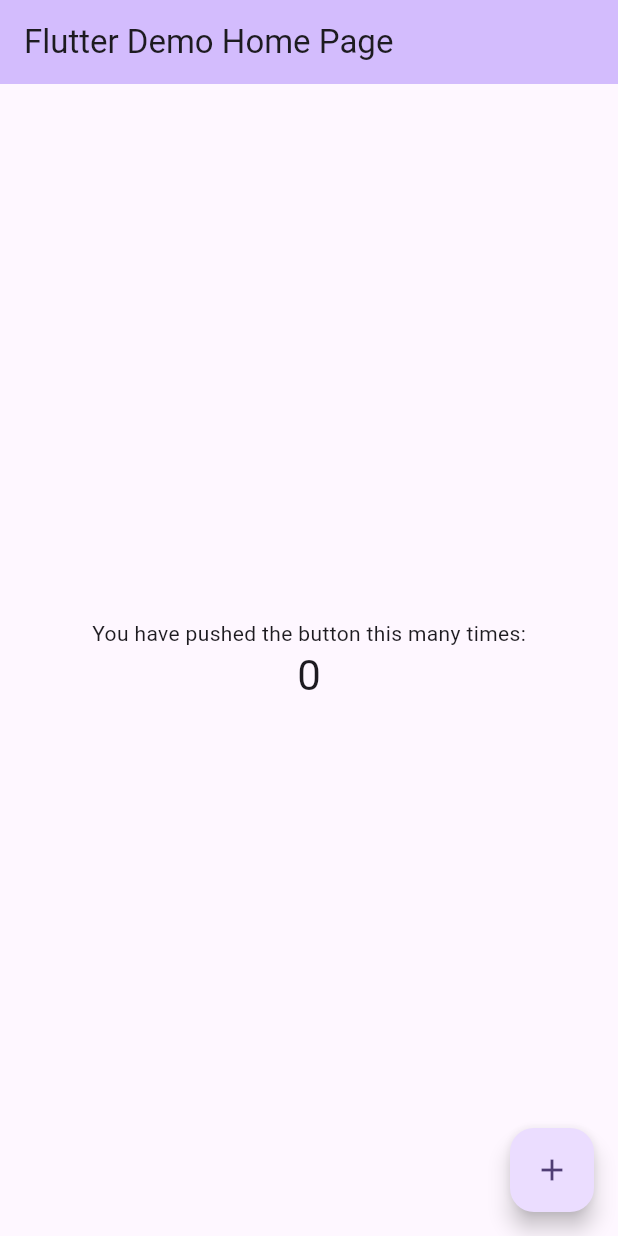
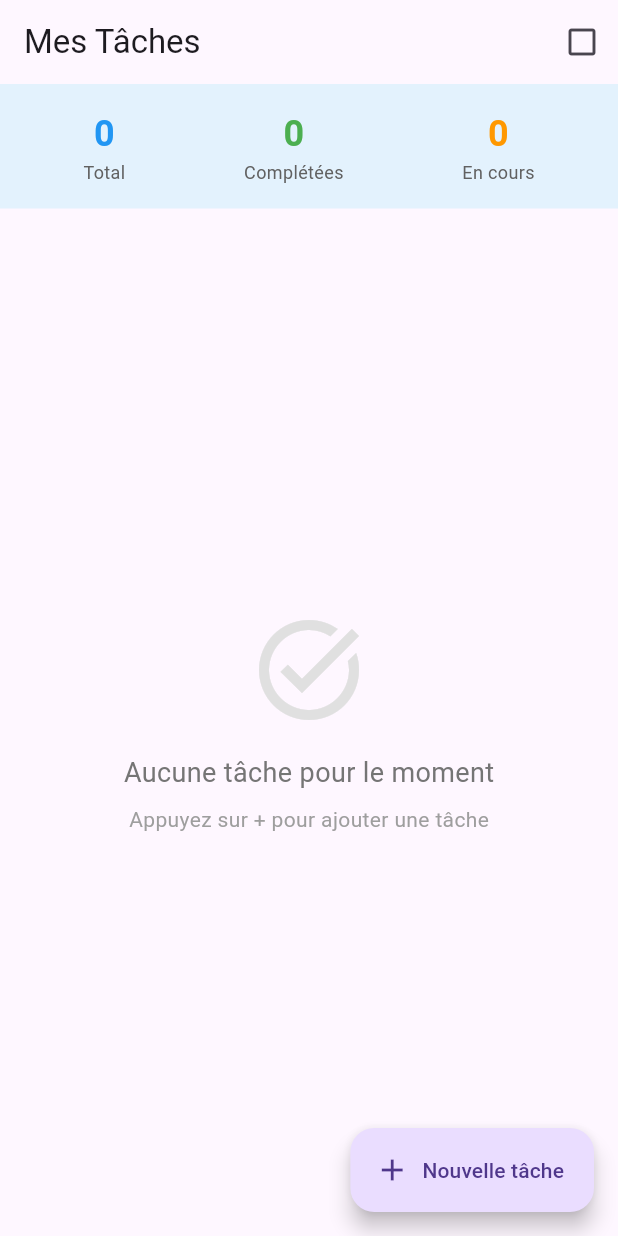
Before and after one commit to karimaboughzal/todo_app, a Flutter app: the screen it shows after launch, on a phone screen of 412 x 824 dp. Run offline on Flutter 3.47's test engine with Material 3 defaults, Android fonts, the phone set to English and light mode, and no system bars; our stand-ins replace shared_preferences.

Commit message:
restructuration du projet

```diff
--- a/lib/main.dart
+++ b/lib/main.dart
@@ -1,122 +1,23 @@
 import 'package:flutter/material.dart';
+import 'screens/todo_list_page.dart';
 
 void main() {
   runApp(const MyApp());
 }
 
 class MyApp extends StatelessWidget {
-  const MyApp({super.key});
+  const MyApp({Key? key}) : super(key: key);
 
-  // This widget is the root of your application.
   @override
   Widget build(BuildContext context) {
     return MaterialApp(
-      title: 'Flutter Demo',
+      title: 'Gestionnaire de Tâches',
+      debugShowCheckedModeBanner: false,
       theme: ThemeData(
-        // This is the theme of your application.
-        //
-        // TRY THIS: Try running your application with "flutter run". You'll see
-        // the application has a purple toolbar. Then, without quitting the app,
-        // try changing the seedColor in the colorScheme below to Colors.green
-        // and then invoke "hot reload" (save your changes or press the "hot
-        // reload" button in a Flutter-supported IDE, or press "r" if you used
-        // the command line to start the app).
-        //
-        // Notice that the counter didn't reset back to zero; the application
-        // state is not lost during the reload. To reset the state, use hot
-        // restart instead.
-        //
-        // This works for code too, not just values: Most code changes can be
-        // tested with just a hot reload.
-        colorScheme: ColorScheme.fromSeed(seedColor: Colors.deepPurple),
+        primarySwatch: Colors.blue,
+        useMaterial3: true,
       ),
-      home: const MyHomePage(title: 'Flutter Demo Home Page'),
+      home: const TodoListPage(),
     );
   }
 }
-
-class MyHomePage extends StatefulWidget {
-  const MyHomePage({super.key, required this.title});
-
-  // This widget is the home page of your application. It is stateful, meaning
-  // that it has a State object (defined below) that contains fields that affect
-  // how it looks.
-
-  // This class is the configuration for the state. It holds the values (in this
-  // case the title) provided by the parent (in this case the App widget) and
-  // used by the build method of the State. Fields in a Widget subclass are
-  // always marked "final".
-
-  final String title;
-
-  @override
-  State<MyHomePage> createState() => _MyHomePageState();
-}
-
-class _MyHomePageState extends State<MyHomePage> {
-  int _counter = 0;
-
-  void _incrementCounter() {
-    setState(() {
-      // This call to setState tells the Flutter framework that something has
-      // changed in this State, which causes it to rerun the build method below
-      // so that the display can reflect the updated values. If we changed
-      // _counter without calling setState(), then the build method would not be
-      // called again, and so nothing would appear to happen.
-      _counter++;
-    });
-  }
-
-  @override
-  Widget build(BuildContext context) {
-    // This method is rerun every time setState is called, for instance as done
-    // by the _incrementCounter method above.
-    //
-    // The Flutter framework has been optimized to make rerunning build methods
-    // fast, so that you can just rebuild anything that needs updating rather
-    // than having to individually change instances of widgets.
-    return Scaffold(
-      appBar: AppBar(
-        // TRY THIS: Try changing the color here to a specific color (to
-        // Colors.amber, perhaps?) and trigger a hot reload to see the AppBar
-        // change color while the other colors stay the same.
-        backgroundColor: Theme.of(context).colorScheme.inversePrimary,
-        // Here we take the value from the MyHomePage object that was created by
-        // the App.build method, and use it to set our appbar title.
-        title: Text(widget.title),
-      ),
-      body: Center(
-        // Center is a layout widget. It takes a single child and positions it
-        // in the middle of the parent.
-        child: Column(
-          // Column is also a layout widget. It takes a list of children and
-          // arranges them vertically. By default, it sizes itself to fit its
-          // children horizontally, and tries to be as tall as its parent.
-          //
-          // Column has various properties to control how it sizes itself and
-          // how it positions its children. Here we use mainAxisAlignment to
-          // center the children vertically; the main axis here is the vertical
-          // axis because Columns are vertical (the cross axis would be
-          // horizontal).
-          //
-          // TRY THIS: Invoke "debug painting" (choose the "Toggle Debug Paint"
-          // action in the IDE, or press "p" in the console), to see the
-          // wireframe for each widget.
-          mainAxisAlignment: MainAxisAlignment.center,
-          children: <Widget>[
-            const Text('You have pushed the button this many times:'),
-            Text(
-              '$_counter',
-              style: Theme.of(context).textTheme.headlineMedium,
-            ),
-          ],
-        ),
-      ),
-      floatingActionButton: FloatingActionButton(
-        onPressed: _incrementCounter,
-        tooltip: 'Increment',
-        child: const Icon(Icons.add),
-      ), // This trailing comma makes auto-formatting nicer for build methods.
-    );
-  }
-}
--- /dev/null
+++ b/lib/models/task.dart
@@ -0,0 +1,33 @@
+class Task {
+  String id;
+  String title;
+  String description;
+  bool isCompleted;
+  DateTime createdAt;
+
+  Task({
+    required this.id,
+    required this.title,
+    this.description = '',
+    this.isCompleted = false,
+    required this.createdAt,
+  });
+
+  // Convertir un objet Task en JSON
+  Map<String, dynamic> toJson() => {
+        'id': id,
+        'title': title,
+        'description': description,
+        'isCompleted': isCompleted,
+        'createdAt': createdAt.toIso8601String(),
+      };
+
+  // Créer un objet Task à partir de JSON
+  factory Task.fromJson(Map<String, dynamic> json) => Task(
+        id: json['id'],
+        title: json['title'],
+        description: json['description'] ?? '',
+        isCompleted: json['isCompleted'] ?? false,
+        createdAt: DateTime.parse(json['createdAt']),
+      );
+}
--- /dev/null
+++ b/lib/screens/todo_list_page.dart
@@ -0,0 +1,215 @@
+import 'package:flutter/material.dart';
+import '../models/task.dart';
+import '../services/storage_service.dart';
+import '../widgets/task_item.dart';
+import '../widgets/add_task_dialog.dart';
+
+class TodoListPage extends StatefulWidget {
+  const TodoListPage({Key? key}) : super(key: key);
+
+  @override
+  State<TodoListPage> createState() => _TodoListPageState();
+}
+
+class _TodoListPageState extends State<TodoListPage> {
+  final StorageService _storageService = StorageService();
+  List<Task> _tasks = [];
+  bool _showCompletedOnly = false;
+  bool _isLoading = true;
+
+  @override
+  void initState() {
+    super.initState();
+    _loadTasks();
+  }
+
+  // Charger les tâches
+  Future<void> _loadTasks() async {
+    setState(() => _isLoading = true);
+
+    final tasks = await _storageService.loadTasks();
+
+    setState(() {
+      _tasks = tasks;
+      _isLoading = false;
+    });
+  }
+
+  // Sauvegarder les tâches
+  Future<void> _saveTasks() async {
+    await _storageService.saveTasks(_tasks);
+  }
+
+  // Ajouter une tâche
+  void _addTask(String title, String description) {
+    setState(() {
+      _tasks.add(Task(
+        id: DateTime.now().millisecondsSinceEpoch.toString(),
+        title: title,
+        description: description,
+        createdAt: DateTime.now(),
+      ));
+    });
+    _saveTasks();
+  }
+
+  // Basculer l'état de complétion d'une tâche
+  void _toggleTaskCompletion(String id) {
+    setState(() {
+      final task = _tasks.firstWhere((t) => t.id == id);
+      task.isCompleted = !task.isCompleted;
+    });
+    _saveTasks();
+  }
+
+  // Supprimer une tâche
+  void _deleteTask(String id) {
+    setState(() {
+      _tasks.removeWhere((t) => t.id == id);
+    });
+    _saveTasks();
+  }
+
+  // Obtenir les tâches filtrées
+  List<Task> _getFilteredTasks() {
+    if (_showCompletedOnly) {
+      return _tasks.where((task) => task.isCompleted).toList();
+    }
+    return _tasks;
+  }
+
+  // Afficher le dialog d'ajout de tâche
+  void _showAddTaskDialog() {
+    showDialog(
+      context: context,
+      builder: (context) => AddTaskDialog(
+        onAddTask: _addTask,
+      ),
+    );
+  }
+
+  @override
+  Widget build(BuildContext context) {
+    final filteredTasks = _getFilteredTasks();
+    final completedCount = _tasks.where((t) => t.isCompleted).length;
+
+    return Scaffold(
+      appBar: AppBar(
+        title: const Text('Mes Tâches'),
+        actions: [
+          IconButton(
+            icon: Icon(
+              _showCompletedOnly ? Icons.check_box : Icons.check_box_outline_blank,
+            ),
+            onPressed: () {
+              setState(() {
+                _showCompletedOnly = !_showCompletedOnly;
+              });
+            },
+            tooltip: _showCompletedOnly ? 'Afficher toutes' : 'Afficher complétées',
+          ),
+        ],
+      ),
+      body: _isLoading
+          ? const Center(child: CircularProgressIndicator())
+          : Column(
+              children: [
+                _buildStatsSection(completedCount),
+                Expanded(
+                  child: filteredTasks.isEmpty
+                      ? _buildEmptyState()
+                      : _buildTaskList(filteredTasks),
+                ),
+              ],
+            ),
+      floatingActionButton: FloatingActionButton.extended(
+        onPressed: _showAddTaskDialog,
+        icon: const Icon(Icons.add),
+        label: const Text('Nouvelle tâche'),
+      ),
+    );
+  }
+
+  // Widget pour la section des statistiques
+  Widget _buildStatsSection(int completedCount) {
+    return Container(
+      padding: const EdgeInsets.all(16),
+      color: Colors.blue.shade50,
+      child: Row(
+        mainAxisAlignment: MainAxisAlignment.spaceAround,
+        children: [
+          _buildStatCard('Total', _tasks.length.toString(), Colors.blue),
+          _buildStatCard('Complétées', completedCount.toString(), Colors.green),
+          _buildStatCard(
+            'En cours',
+            (_tasks.length - completedCount).toString(),
+            Colors.orange,
+          ),
+        ],
+      ),
+    );
+  }
+
+  // Widget pour une carte de statistique
+  Widget _buildStatCard(String label, String value, Color color) {
+    return Column(
+      children: [
+        Text(
+          value,
+          style: TextStyle(
+            fontSize: 24,
+            fontWeight: FontWeight.bold,
+            color: color,
+          ),
+        ),
+        Text(
+          label,
+          style: TextStyle(
+            fontSize: 12,
+            color: Colors.grey.shade700,
+          ),
+        ),
+      ],
+    );
+  }
+
+  // Widget pour l'état vide
+  Widget _buildEmptyState() {
+    return Center(
+      child: Column(
+        mainAxisAlignment: MainAxisAlignment.center,
+        children: [
+          Icon(Icons.task_alt, size: 80, color: Colors.grey.shade300),
+          const SizedBox(height: 16),
+          Text(
+            _showCompletedOnly
+                ? 'Aucune tâche complétée'
+                : 'Aucune tâche pour le moment',
+            style: TextStyle(fontSize: 18, color: Colors.grey.shade600),
+          ),
+          const SizedBox(height: 8),
+          Text(
+            'Appuyez sur + pour ajouter une tâche',
+            style: TextStyle(fontSize: 14, color: Colors.grey.shade500),
+          ),
+        ],
+      ),
+    );
+  }
+
+  // Widget pour la liste des tâches
+  Widget _buildTaskList(List<Task> tasks) {
+    return ListView.builder(
+      padding: const EdgeInsets.all(8),
+      itemCount: tasks.length,
+      itemBuilder: (context, index) {
+        final task = tasks[index];
+        return TaskItem(
+          task: task,
+          onToggle: _toggleTaskCompletion,
+          onDelete: _deleteTask,
+        );
+      },
+    );
+  }
+}
```
Also changed, not shown: lib/services/storage_service.dart (added, +50 -0 lines), lib/widgets/add_task_dialog.dart (added, +86 -0 lines), lib/widgets/task_item.dart (added, +75 -0 lines).
